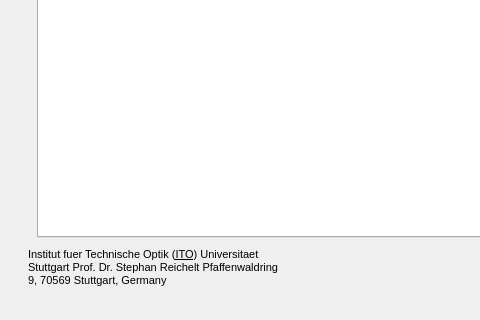
First picture: the form in Qitom/ui/dialogAbout.ui, repository itom-project/itom, before the edit; both pictures show x 0 to 480 and y 296 to 616 of the 662 by 616 pixel window.
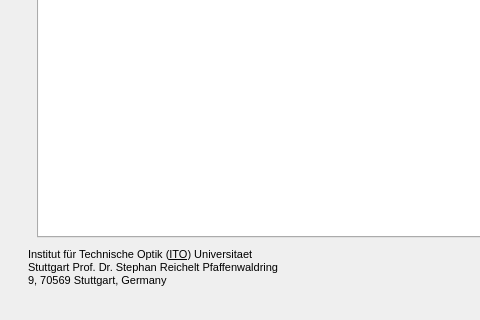
Second picture: the form after the edit. Icons and pictures are not drawn.

```diff
--- a/Qitom/ui/dialogAbout.ui
+++ b/Qitom/ui/dialogAbout.ui
@@ -407,7 +407,7 @@
 &lt;html&gt;&lt;head&gt;&lt;meta name=&quot;qrichtext&quot; content=&quot;1&quot; /&gt;&lt;style type=&quot;text/css&quot;&gt;
 p, li { white-space: pre-wrap; }
 &lt;/style&gt;&lt;/head&gt;&lt;body style=&quot; font-family:'MS Shell Dlg 2'; font-size:6.6pt; font-weight:400; font-style:normal;&quot;&gt;
-&lt;p style=&quot; margin-top:12px; margin-bottom:12px; margin-left:0px; margin-right:0px; -qt-block-indent:0; text-indent:0px;&quot;&gt;&lt;span style=&quot; font-size:8pt; color:#000000;&quot;&gt;Institut fuer Technische Optik (&lt;/span&gt;&lt;a href=&quot;http://www.ito.uni-stuttgart.de&quot;&gt;&lt;span style=&quot; font-size:8pt; text-decoration: underline; color:#000000;&quot;&gt;ITO&lt;/span&gt;&lt;/a&gt;&lt;span style=&quot; font-size:8pt; color:#000000;&quot;&gt;) Universitaet Stuttgart Prof. Dr. Stephan Reichelt Pfaffenwaldring 9, 70569 Stuttgart, Germany&lt;/span&gt;&lt;/p&gt;&lt;/body&gt;&lt;/html&gt;</string>
+&lt;p style=&quot; margin-top:12px; margin-bottom:12px; margin-left:0px; margin-right:0px; -qt-block-indent:0; text-indent:0px;&quot;&gt;&lt;span style=&quot; font-size:8pt; color:#000000;&quot;&gt;Institut für Technische Optik (&lt;/span&gt;&lt;a href=&quot;http://www.ito.uni-stuttgart.de&quot;&gt;&lt;span style=&quot; font-size:8pt; text-decoration: underline; color:#000000;&quot;&gt;ITO&lt;/span&gt;&lt;/a&gt;&lt;span style=&quot; font-size:8pt; color:#000000;&quot;&gt;) Universitaet Stuttgart Prof. Dr. Stephan Reichelt Pfaffenwaldring 9, 70569 Stuttgart, Germany&lt;/span&gt;&lt;/p&gt;&lt;/body&gt;&lt;/html&gt;</string>
        </property>
        <property name="openExternalLinks">
         <bool>true</bool>
```
